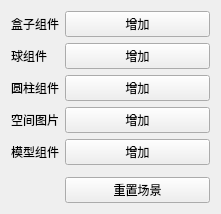
Above: Engine/LkEngineEditor/CustomToolBox/ComponentForm.ui from lvke-neu/DXWithQT before the change. Below: the same form after it.
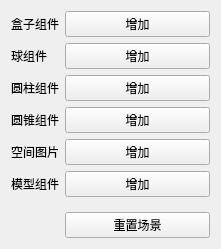
That is the form after the change.

Diff of the .ui file:
```diff
--- a/Engine/LkEngineEditor/CustomToolBox/ComponentForm.ui
+++ b/Engine/LkEngineEditor/CustomToolBox/ComponentForm.ui
@@ -7,7 +7,7 @@
     <x>0</x>
     <y>0</y>
     <width>221</width>
-    <height>212</height>
+    <height>249</height>
    </rect>
   </property>
   <property name="windowTitle">
@@ -44,35 +44,35 @@
        </property>
       </widget>
      </item>
-     <item row="3" column="0">
+     <item row="4" column="0">
       <widget class="QLabel" name="label_3">
        <property name="text">
         <string>空间图片</string>
        </property>
       </widget>
      </item>
-     <item row="3" column="1">
+     <item row="4" column="1">
       <widget class="QPushButton" name="pushButton_3">
        <property name="text">
         <string>增加</string>
        </property>
       </widget>
      </item>
-     <item row="4" column="0">
+     <item row="5" column="0">
       <widget class="QLabel" name="label_4">
        <property name="text">
         <string>模型组件</string>
        </property>
       </widget>
      </item>
-     <item row="4" column="1">
+     <item row="5" column="1">
       <widget class="QPushButton" name="pushButton_4">
        <property name="text">
         <string>增加</string>
        </property>
       </widget>
      </item>
-     <item row="6" column="1">
+     <item row="7" column="1">
       <spacer name="verticalSpacer">
        <property name="orientation">
         <enum>Qt::Vertical</enum>
@@ -85,7 +85,7 @@
        </property>
       </spacer>
      </item>
-     <item row="7" column="1">
+     <item row="8" column="1">
       <widget class="QPushButton" name="pushButton_6">
        <property name="text">
         <string>重置场景</string>
@@ -106,6 +106,20 @@
        </property>
       </widget>
      </item>
+     <item row="3" column="0">
+      <widget class="QLabel" name="label_6">
+       <property name="text">
+        <string>圆锥组件</string>
+       </property>
+      </widget>
+     </item>
+     <item row="3" column="1">
+      <widget class="QPushButton" name="pushButton_7">
+       <property name="text">
+        <string>增加</string>
+       </property>
+      </widget>
+     </item>
     </layout>
    </item>
   </layout>
```
